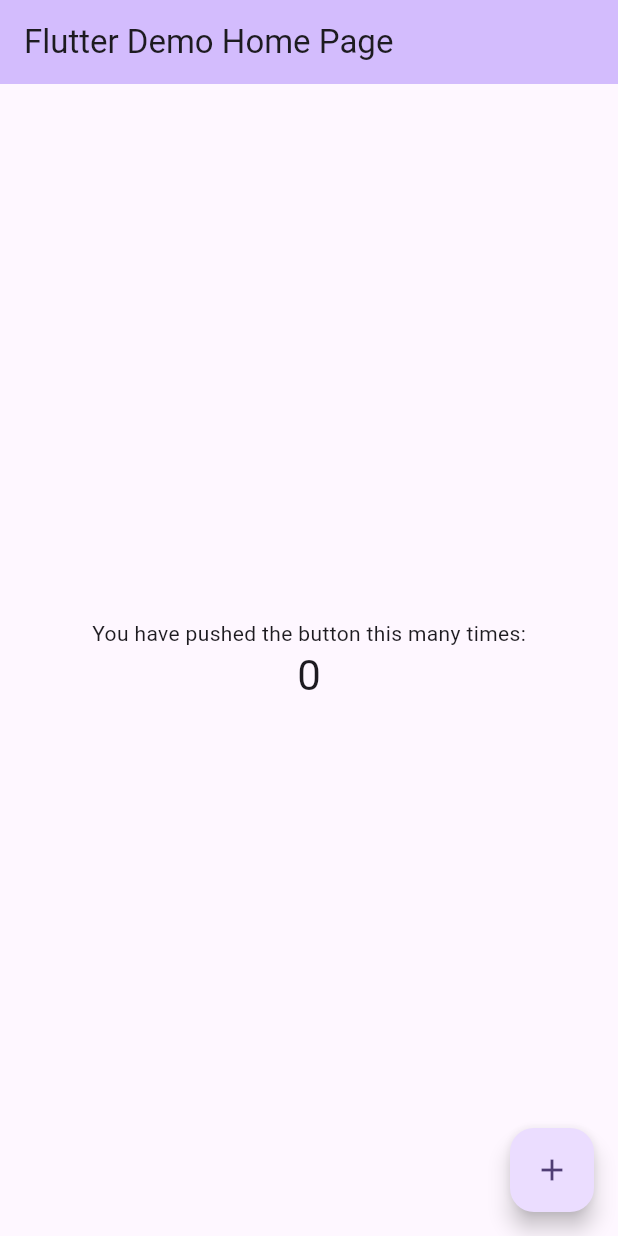
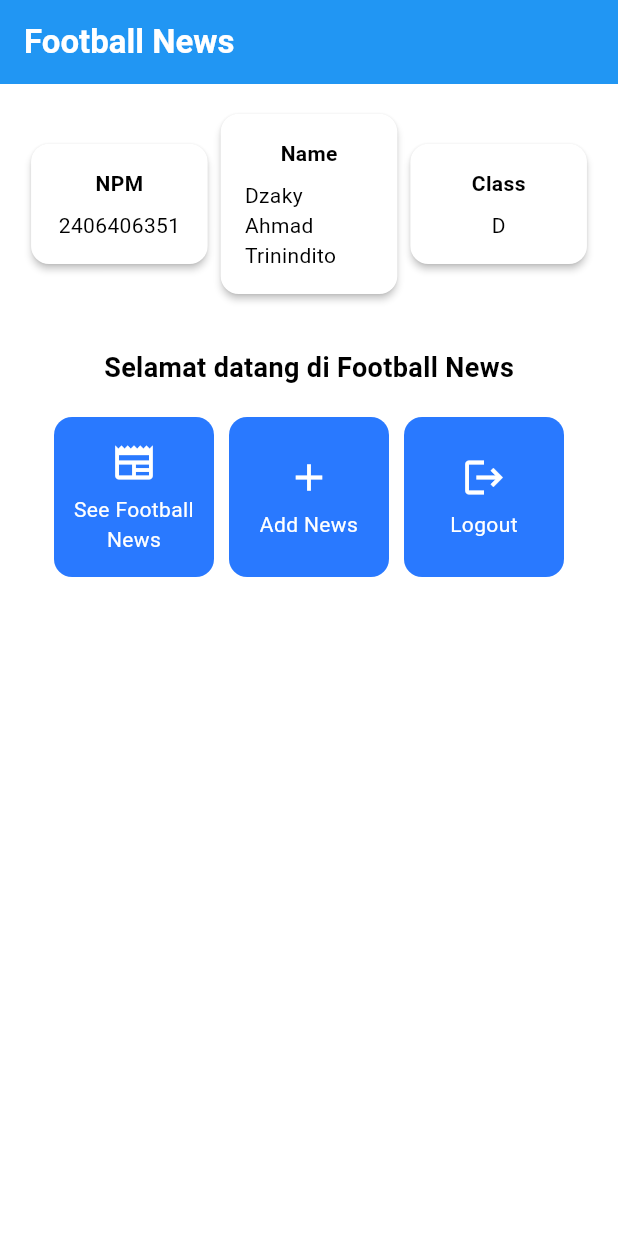
Before and after one commit to Dzidx/football-news-mobile, a Flutter app: the screen it shows after launch, on a phone screen of 412 x 824 dp. Run offline on Flutter 3.47's test engine with Material 3 defaults, Android fonts, the phone set to English and light mode, and no system bars.

Commit message:
finished tutorial 6

```diff
--- a/lib/main.dart
+++ b/lib/main.dart
@@ -1,4 +1,5 @@
 import 'package:flutter/material.dart';
+import 'package:football_news/menu.dart';
 
 void main() {
   runApp(const MyApp());
@@ -13,110 +14,10 @@ class MyApp extends StatelessWidget {
     return MaterialApp(
       title: 'Flutter Demo',
       theme: ThemeData(
-        // This is the theme of your application.
-        //
-        // TRY THIS: Try running your application with "flutter run". You'll see
-        // the application has a purple toolbar. Then, without quitting the app,
-        // try changing the seedColor in the colorScheme below to Colors.green
-        // and then invoke "hot reload" (save your changes or press the "hot
-        // reload" button in a Flutter-supported IDE, or press "r" if you used
-        // the command line to start the app).
-        //
-        // Notice that the counter didn't reset back to zero; the application
-        // state is not lost during the reload. To reset the state, use hot
-        // restart instead.
-        //
-        // This works for code too, not just values: Most code changes can be
-        // tested with just a hot reload.
-        colorScheme: ColorScheme.fromSeed(seedColor: Colors.deepPurple),
+        colorScheme: ColorScheme.fromSwatch(primarySwatch: Colors.blue)
+          .copyWith(secondary: Colors.blueAccent[400]),
       ),
-      home: const MyHomePage(title: 'Flutter Demo Home Page'),
+      home: MyHomePage(),
     );
   }
 }
-
-class MyHomePage extends StatefulWidget {
-  const MyHomePage({super.key, required this.title});
-
-  // This widget is the home page of your application. It is stateful, meaning
-  // that it has a State object (defined below) that contains fields that affect
-  // how it looks.
-
-  // This class is the configuration for the state. It holds the values (in this
-  // case the title) provided by the parent (in this case the App widget) and
-  // used by the build method of the State. Fields in a Widget subclass are
-  // always marked "final".
-
-  final String title;
-
-  @override
-  State<MyHomePage> createState() => _MyHomePageState();
-}
-
-class _MyHomePageState extends State<MyHomePage> {
-  int _counter = 0;
-
-  void _incrementCounter() {
-    setState(() {
-      // This call to setState tells the Flutter framework that something has
-      // changed in this State, which causes it to rerun the build method below
-      // so that the display can reflect the updated values. If we changed
-      // _counter without calling setState(), then the build method would not be
-      // called again, and so nothing would appear to happen.
-      _counter++;
-    });
-  }
-
-  @override
-  Widget build(BuildContext context) {
-    // This method is rerun every time setState is called, for instance as done
-    // by the _incrementCounter method above.
-    //
-    // The Flutter framework has been optimized to make rerunning build methods
-    // fast, so that you can just rebuild anything that needs updating rather
-    // than having to individually change instances of widgets.
-    return Scaffold(
-      appBar: AppBar(
-        // TRY THIS: Try changing the color here to a specific color (to
-        // Colors.amber, perhaps?) and trigger a hot reload to see the AppBar
-        // change color while the other colors stay the same.
-        backgroundColor: Theme.of(context).colorScheme.inversePrimary,
-        // Here we take the value from the MyHomePage object that was created by
-        // the App.build method, and use it to set our appbar title.
-        title: Text(widget.title),
-      ),
-      body: Center(
-        // Center is a layout widget. It takes a single child and positions it
-        // in the middle of the parent.
-        child: Column(
-          // Column is also a layout widget. It takes a list of children and
-          // arranges them vertically. By default, it sizes itself to fit its
-          // children horizontally, and tries to be as tall as its parent.
-          //
-          // Column has various properties to control how it sizes itself and
-          // how it positions its children. Here we use mainAxisAlignment to
-          // center the children vertically; the main axis here is the vertical
-          // axis because Columns are vertical (the cross axis would be
-          // horizontal).
-          //
-          // TRY THIS: Invoke "debug painting" (choose the "Toggle Debug Paint"
-          // action in the IDE, or press "p" in the console), to see the
-          // wireframe for each widget.
-          mainAxisAlignment: MainAxisAlignment.center,
-          children: <Widget>[
-            const Text('You have pushed the button this many times:'),
-            Text(
-              '$_counter',
-              style: Theme.of(context).textTheme.headlineMedium,
-            ),
-          ],
-        ),
-      ),
-      floatingActionButton: FloatingActionButton(
-        onPressed: _incrementCounter,
-        tooltip: 'Increment',
-        child: const Icon(Icons.add),
-      ), // This trailing comma makes auto-formatting nicer for build methods.
-    );
-  }
-}
--- /dev/null
+++ b/lib/menu.dart
@@ -0,0 +1,178 @@
+import 'package:flutter/material.dart';
+
+class MyHomePage extends StatelessWidget {
+  const MyHomePage({super.key});
+
+  final String nama = "Dzaky Ahmad Trinindito"; //nama
+  final String npm = "2406406351"; //npm
+  final String kelas = "D"; //kelas
+
+  final List<ItemHomepage> items = const [
+    ItemHomepage("See Football News", Icons.newspaper),
+    ItemHomepage("Add News", Icons.add),
+    ItemHomepage("Logout", Icons.logout),
+  ];
+
+  @override
+  Widget build(BuildContext context) {
+    // Scaffold menyediakan struktur dasar halaman dengan AppBar dan body.
+    return Scaffold(
+      // AppBar adalah bagian atas halaman yang menampilkan judul.
+      appBar: AppBar(
+        // Judul aplikasi "Football News" dengan teks putih dan tebal.
+        title: const Text(
+          'Football News',
+          style: TextStyle(
+            color: Colors.white,
+            fontWeight: FontWeight.bold,
+          ),
+        ),
+        // Warna latar belakang AppBar diambil dari skema warna tema aplikasi.
+        backgroundColor: Theme.of(context).colorScheme.primary,
+      ),
+      // Body halaman dengan padding di sekelilingnya.
+      body: Padding(
+        padding: const EdgeInsets.all(16.0),
+        // Menyusun widget secara vertikal dalam sebuah kolom.
+        child: Column(
+          crossAxisAlignment: CrossAxisAlignment.center,
+          children: [
+            // Row untuk menampilkan 3 InfoCard secara horizontal.
+            Row(
+              mainAxisAlignment: MainAxisAlignment.spaceEvenly,
+              children: [
+                InfoCard(title: 'NPM', content: npm),
+                InfoCard(title: 'Name', content: nama),
+                InfoCard(title: 'Class', content: kelas),
+              ],
+            ),
+
+            // Memberikan jarak vertikal 16 unit.
+            const SizedBox(height: 16.0),
+
+            // Menempatkan widget berikutnya di tengah halaman.
+            Center(
+              child: Column(
+                // Menyusun teks dan grid item secara vertikal.
+
+                children: [
+                  // Menampilkan teks sambutan dengan gaya tebal dan ukuran 18.
+                  const Padding(
+                    padding: EdgeInsets.only(top: 16.0),
+                    child: Text(
+                      'Selamat datang di Football News',
+                      style: TextStyle(
+                        fontWeight: FontWeight.bold,
+                        fontSize: 18.0,
+                      ),
+                    ),
+                  ),
+
+                  // Grid untuk menampilkan ItemCard dalam bentuk grid 3 kolom.
+                  GridView.count(
+                    primary: true,
+                    padding: const EdgeInsets.all(20),
+                    crossAxisSpacing: 10,
+                    mainAxisSpacing: 10,
+                    crossAxisCount: 3,
+                    // Agar grid menyesuaikan tinggi kontennya.
+                    shrinkWrap: true,
+
+                    // Menampilkan ItemCard untuk setiap item dalam list items.
+                    children: items.map((ItemHomepage item) {
+                      return ItemCard(item);
+                    }).toList(),
+                  ),
+                ],
+              ),
+            ),
+          ],
+        ),
+      ),
+    );
+  }
+}
+
+class InfoCard extends StatelessWidget {
+  final String title;
+  final String content;
+
+  const InfoCard({super.key, required this.title, required this.content});
+
+  @override
+  Widget build(BuildContext context) {
+    return Card(
+      elevation: 2.0,
+      child: Container(
+        width: MediaQuery.of(context).size.width / 3.5,
+        padding: const EdgeInsets.all(16.0),
+        child: Column(
+          children: [
+            Text(title, style: const TextStyle(fontWeight: FontWeight.bold)),
+            const SizedBox(height: 8.0),
+            Text(content),
+          ],
+        ),
+      ),
+    );
+  }
+}
+
+class ItemHomepage {
+  final String name;
+  final IconData icon;
+
+  const ItemHomepage(this.name, this.icon);
+}
+
+class ItemCard extends StatelessWidget {
+  // menampilkan kartu dengan ikon dan nama
+  final ItemHomepage item;
+
+  const ItemCard(this.item, {super.key});
+
+  @override
+  Widget build(BuildContext context) {
+    return Material(
+      // Menentukan warna latar belakang dari tema aplikasi.
+      color: Theme.of(context).colorScheme.secondary,
+      // Membuat sudut kartu melengkung.
+      borderRadius: BorderRadius.circular(12),
+
+      child: InkWell(
+        // Aksi ketika kartu ditekan.
+        onTap: () {
+          // Menampilkan pesan SnackBar saat kartu ditekan.
+          ScaffoldMessenger.of(context)
+            ..hideCurrentSnackBar()
+            ..showSnackBar(
+                SnackBar(content: Text("Kamu telah menekan tombol ${item.name}!"))
+            );
+        },
+        // Container untuk menyimpan Icon dan Text
+        child: Container(
+          padding: const EdgeInsets.all(8),
+          child: Center(
+            child: Column(
+              // Menyusun ikon dan teks di tengah kartu.
+              mainAxisAlignment: MainAxisAlignment.center,
+              children: [
+                Icon(
+                  item.icon,
+                  color: Colors.white,
+                  size: 30.0,
+                ),
+                const Padding(padding: EdgeInsets.all(3)),
+                Text(
+                  item.name,
+                  textAlign: TextAlign.center,
+                  style: const TextStyle(color: Colors.white),
+                ),
+              ],
+            ),
+          ),
+        ),
+      ),
+    );
+  }
+}
```
